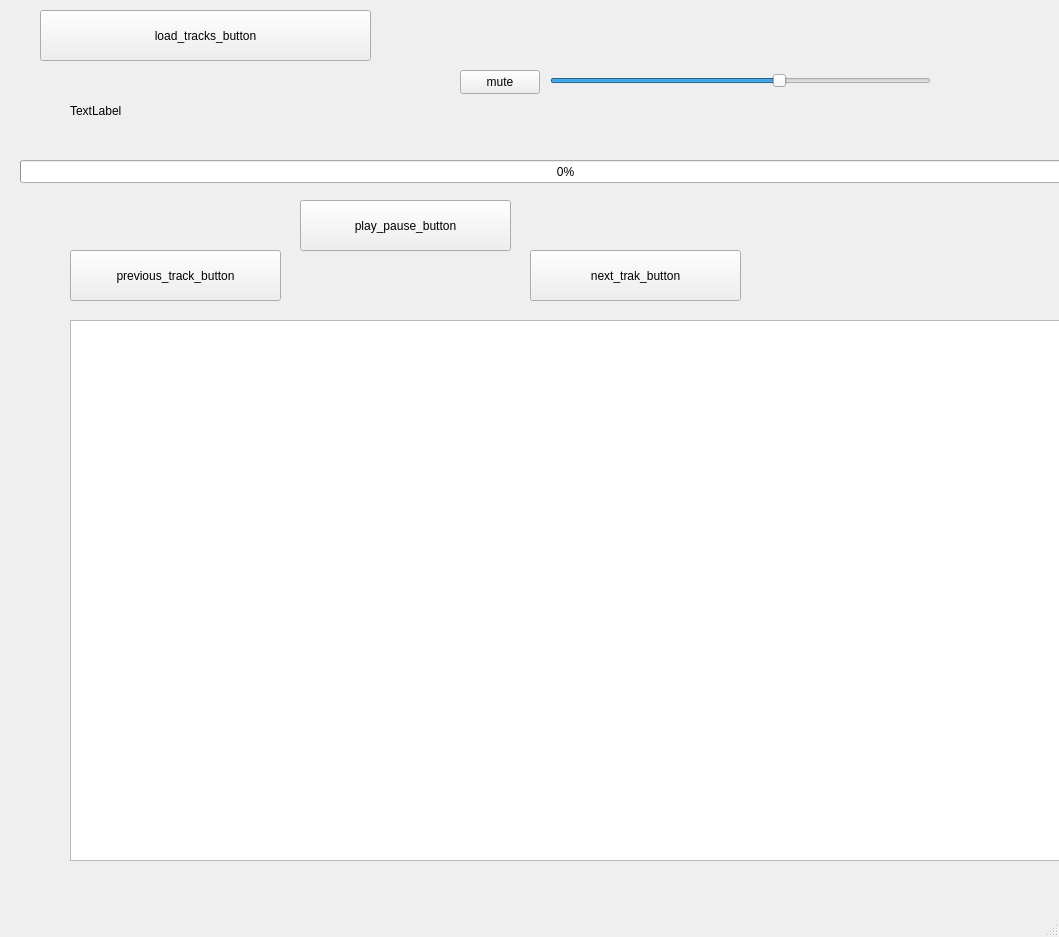
Qt form mainwindow.ui (lottery7/MelTake) before a commit.
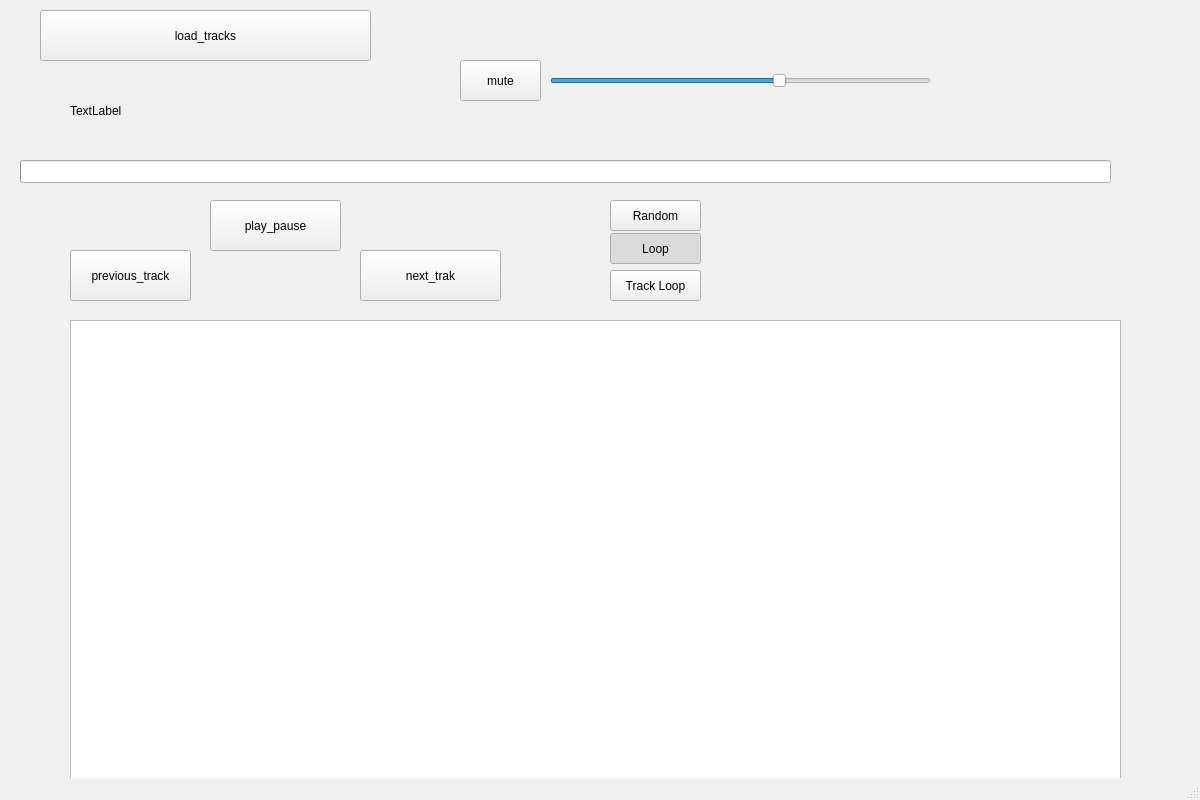
The same form after that commit.

The edit to the form file:
```diff
--- a/mainwindow.ui
+++ b/mainwindow.ui
@@ -6,10 +6,47 @@
    <rect>
     <x>0</x>
     <y>0</y>
-    <width>1059</width>
-    <height>937</height>
+    <width>1200</width>
+    <height>800</height>
    </rect>
   </property>
+  <property name="palette">
+   <palette>
+    <active>
+     <colorrole role="Window">
+      <brush brushstyle="SolidPattern">
+       <color alpha="255">
+        <red>180</red>
+        <green>200</green>
+        <blue>193</blue>
+       </color>
+      </brush>
+     </colorrole>
+    </active>
+    <inactive>
+     <colorrole role="Window">
+      <brush brushstyle="SolidPattern">
+       <color alpha="255">
+        <red>240</red>
+        <green>240</green>
+        <blue>240</blue>
+       </color>
+      </brush>
+     </colorrole>
+    </inactive>
+    <disabled>
+     <colorrole role="Window">
+      <brush brushstyle="SolidPattern">
+       <color alpha="255">
+        <red>180</red>
+        <green>200</green>
+        <blue>193</blue>
+       </color>
+      </brush>
+     </colorrole>
+    </disabled>
+   </palette>
+  </property>
   <property name="windowTitle">
    <string>MainWindow</string>
   </property>
@@ -24,7 +61,7 @@
      </rect>
     </property>
     <property name="text">
-     <string>load_tracks_button</string>
+     <string>load_tracks</string>
     </property>
    </widget>
    <widget class="QPushButton" name="previous_track_button">
@@ -32,25 +69,25 @@
      <rect>
       <x>70</x>
       <y>250</y>
-      <width>211</width>
+      <width>121</width>
       <height>51</height>
      </rect>
     </property>
     <property name="text">
-     <string>previous_track_button</string>
+     <string>previous_track</string>
     </property>
    </widget>
    <widget class="QPushButton" name="play_pause_button">
     <property name="geometry">
      <rect>
-      <x>300</x>
+      <x>210</x>
       <y>200</y>
-      <width>211</width>
+      <width>131</width>
       <height>51</height>
      </rect>
     </property>
     <property name="text">
-     <string>play_pause_button</string>
+     <string>play_pause</string>
     </property>
     <property name="checkable">
      <bool>true</bool>
@@ -59,14 +96,14 @@
    <widget class="QPushButton" name="next_trak_button">
     <property name="geometry">
      <rect>
-      <x>530</x>
+      <x>360</x>
       <y>250</y>
-      <width>211</width>
+      <width>141</width>
       <height>51</height>
      </rect>
     </property>
     <property name="text">
-     <string>next_trak_button</string>
+     <string>next_trak</string>
     </property>
    </widget>
    <widget class="QTableView" name="playlist_tabel_view">
@@ -93,6 +130,9 @@
     </property>
    </widget>
    <widget class="QProgressBar" name="track_progress_bar">
+    <property name="enabled">
+     <bool>true</bool>
+    </property>
     <property name="geometry">
      <rect>
       <x>20</x>
@@ -104,6 +144,12 @@
     <property name="value">
      <number>0</number>
     </property>
+    <property name="textVisible">
+     <bool>false</bool>
+    </property>
+    <property name="format">
+     <string>%p%</string>
+    </property>
    </widget>
    <widget class="QSlider" name="volume_slider">
     <property name="geometry">
@@ -125,9 +171,9 @@
     <property name="geometry">
      <rect>
       <x>460</x>
-      <y>70</y>
-      <width>80</width>
-      <height>24</height>
+      <y>60</y>
+      <width>81</width>
+      <height>41</height>
      </rect>
     </property>
     <property name="text">
@@ -137,6 +183,57 @@
      <bool>true</bool>
     </property>
    </widget>
+   <widget class="QPushButton" name="random_mode_button">
+    <property name="geometry">
+     <rect>
+      <x>610</x>
+      <y>200</y>
+      <width>91</width>
+      <height>31</height>
+     </rect>
+    </property>
+    <property name="text">
+     <string>Random</string>
+    </property>
+    <property name="checkable">
+     <bool>true</bool>
+    </property>
+   </widget>
+   <widget class="QPushButton" name="loop_mode_button">
+    <property name="geometry">
+     <rect>
+      <x>610</x>
+      <y>233</y>
+      <width>91</width>
+      <height>31</height>
+     </rect>
+    </property>
+    <property name="text">
+     <string>Loop</string>
+    </property>
+    <property name="checkable">
+     <bool>true</bool>
+    </property>
+    <property name="checked">
+     <bool>true</bool>
+    </property>
+   </widget>
+   <widget class="QPushButton" name="track_loop_mode_button">
+    <property name="geometry">
+     <rect>
+      <x>610</x>
+      <y>270</y>
+      <width>91</width>
+      <height>31</height>
+     </rect>
+    </property>
+    <property name="text">
+     <string>Track Loop</string>
+    </property>
+    <property name="checkable">
+     <bool>true</bool>
+    </property>
+   </widget>
   </widget>
   <widget class="QStatusBar" name="statusbar"/>
  </widget>
```
